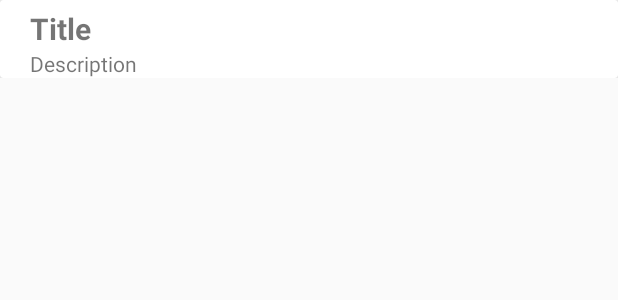
After one commit to pix3lat0r/CPS731Lab04, an Android app: the layout recipelist.xml on its own in the app's theme, with its tools: preview values and no code run, on a phone screen of 412 x 824 dp. The commit adds this screen. Shown: the top 300 px of the screen. Run offline under Robolectric (Android 15) with nearby library versions, the phone set to English and light mode, and no system bars.

Commit message:
modified code

```diff
--- a/app/src/main/res/layout/activity_main.xml
+++ b/app/src/main/res/layout/activity_main.xml
@@ -8,7 +8,7 @@
     tools:context=".MainActivity">
 
     <androidx.recyclerview.widget.RecyclerView
-        android:id="@+id/recyclerview"
+        android:id="@+id/recyclerView"
         android:layout_width="match_parent"
         android:layout_height="match_parent" />
 
--- /dev/null
+++ b/app/src/main/res/layout/recipelist.xml
@@ -0,0 +1,41 @@
+<?xml version="1.0" encoding="utf-8"?>
+<androidx.constraintlayout.widget.ConstraintLayout xmlns:android="http://schemas.android.com/apk/res/android"
+    xmlns:app="http://schemas.android.com/apk/res-auto"
+    xmlns:tools="http://schemas.android.com/tools"
+    android:orientation="vertical" android:layout_width="match_parent"
+    android:layout_height="wrap_content">
+
+    <androidx.cardview.widget.CardView
+        android:layout_width="match_parent"
+        android:layout_height="wrap_content"
+        tools:ignore="MissingConstraints">
+
+        <androidx.constraintlayout.widget.ConstraintLayout
+            android:layout_width="match_parent"
+            android:layout_height="match_parent">
+
+            <TextView
+                android:id="@+id/titleText"
+                android:layout_width="wrap_content"
+                android:layout_height="wrap_content"
+                android:layout_marginLeft="20dp"
+                android:layout_marginStart="20dp"
+                android:layout_marginTop="5dp"
+                android:text="@string/title"
+                android:textSize="20sp"
+                android:textStyle="bold"
+                app:layout_constraintStart_toStartOf="parent"
+                app:layout_constraintTop_toTopOf="parent" />
+
+            <TextView
+                android:id="@+id/descriptionText"
+                android:layout_width="wrap_content"
+                android:layout_height="wrap_content"
+                android:layout_marginLeft="20dp"
+                android:layout_marginStart="20dp"
+                android:text="@string/descript"
+                app:layout_constraintStart_toStartOf="parent"
+                app:layout_constraintTop_toBottomOf="@+id/titleText" />
+        </androidx.constraintlayout.widget.ConstraintLayout>
+    </androidx.cardview.widget.CardView>
+</androidx.constraintlayout.widget.ConstraintLayout>
```
Also changed, not shown: app/src/main/java/com/example/cps731lab04sec01alisonder/MainActivity.java (+11 -1 lines), app/src/main/java/com/example/cps731lab04sec01alisonder/RecyclerViewAdapter.java (+41 -1 lines), app/src/main/res/values/strings.xml (+12 -0 lines).
